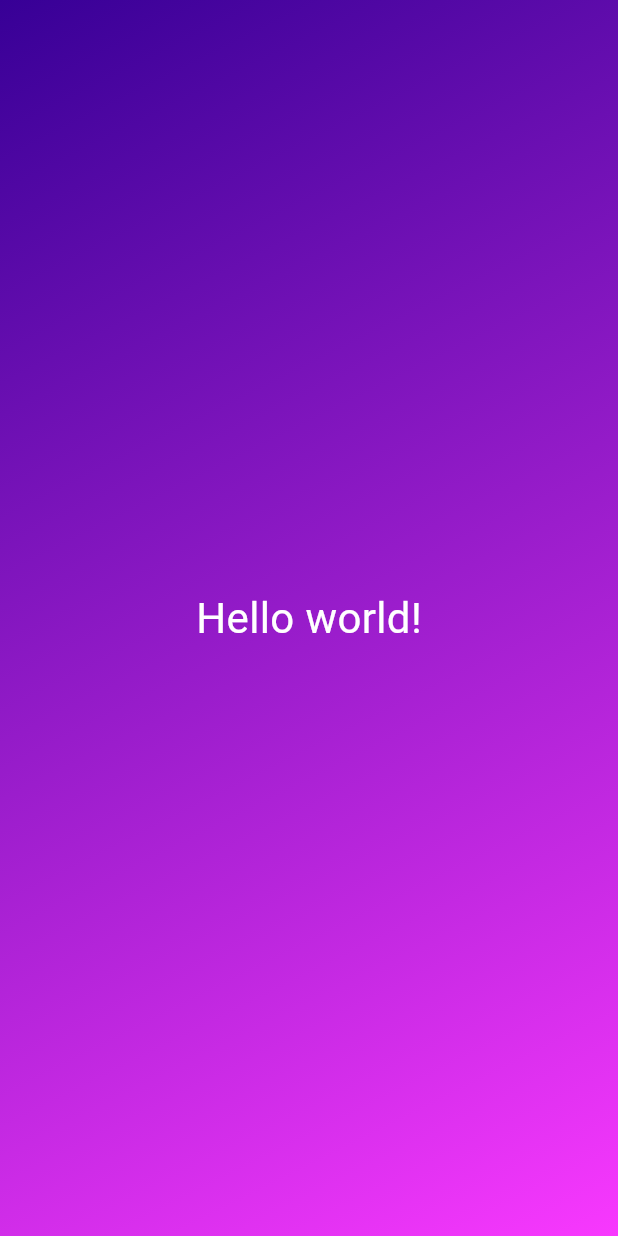
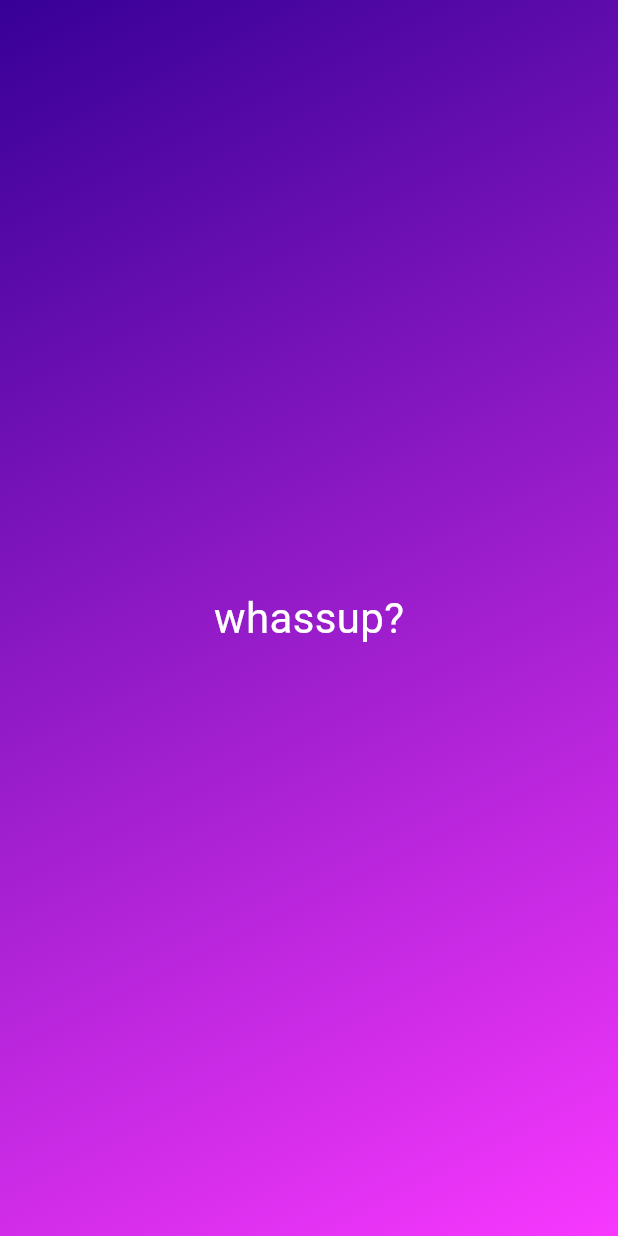
Before and after one commit to jhnnyk/dice_roller, a Flutter app: the screen it shows after launch, on a phone screen of 412 x 824 dp. Run offline on Flutter 3.47's test engine with Material 3 defaults, Android fonts, the phone set to English and light mode, and no system bars.

Commit message:
instance variables

```diff
--- a/lib/gradient_container.dart
+++ b/lib/gradient_container.dart
@@ -18,7 +18,7 @@ class GradientContainer extends StatelessWidget {
         ),
       ),
       child: const Center(
-        child: StyledText(),
+        child: StyledText('whassup?'),
       ),
     );
   }
--- a/lib/styled_text.dart
+++ b/lib/styled_text.dart
@@ -1,13 +1,14 @@
 import 'package:flutter/material.dart';
 
 class StyledText extends StatelessWidget {
-  const StyledText({super.key});
+  const StyledText(this.text, {super.key});
+  final String text;
 
   @override
   Widget build(context) {
-    return const Text(
-      'Hello world!',
-      style: TextStyle(
+    return Text(
+      text,
+      style: const TextStyle(
         color: Colors.white,
         fontSize: 28,
       ),
```
